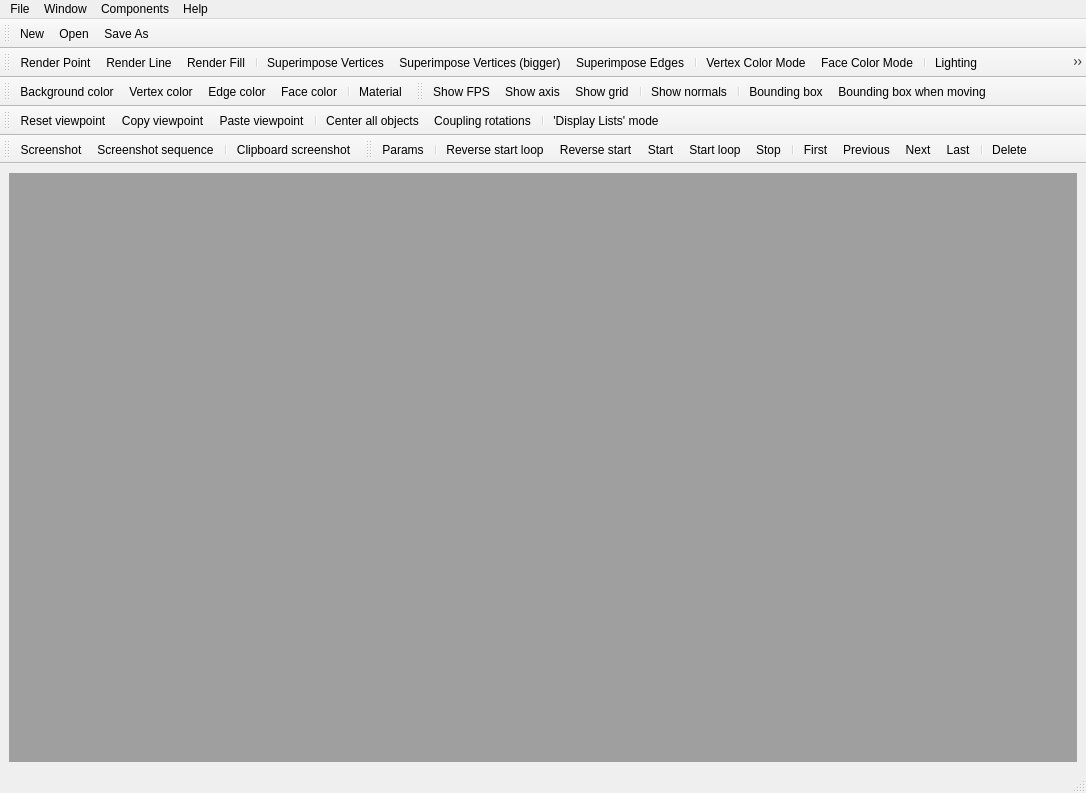
Old version of the form src/mepp/mainwindow.ui in the repository MEPP-team/MEPP.
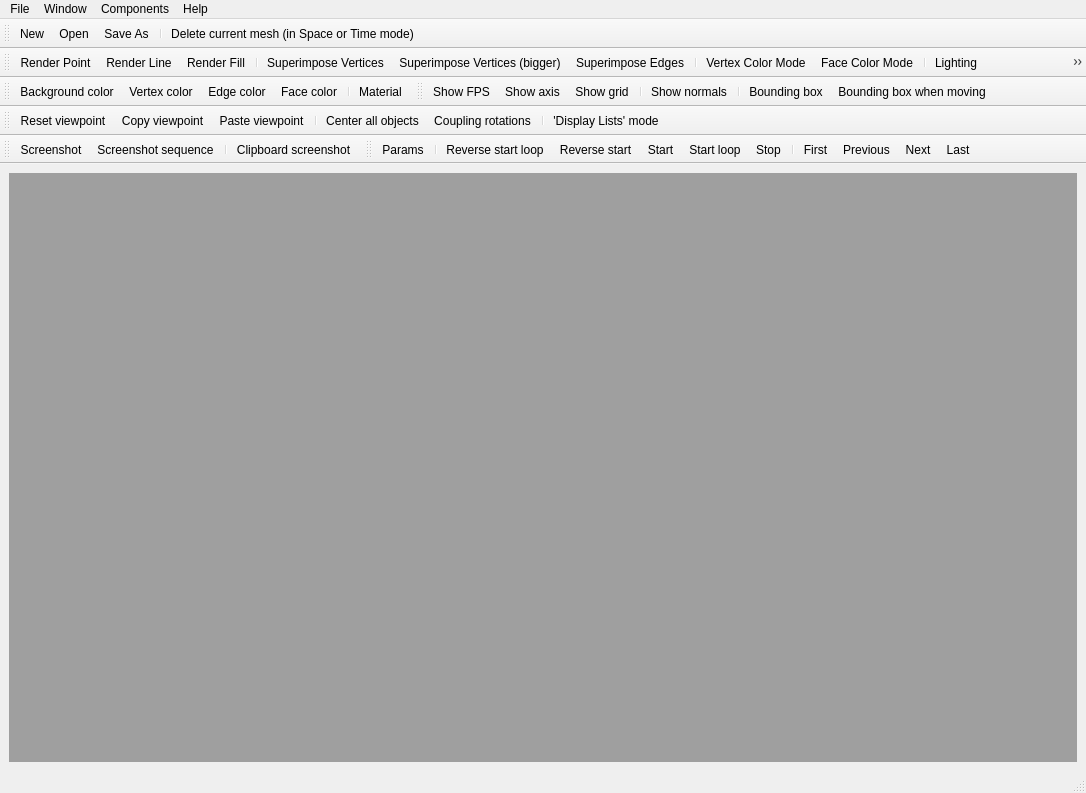
New version of the form. Icons and pictures are not drawn. Custom widgets are drawn as their Qt base class.

Commit message: v0.45.5 : autosave ini file (or not -> cf. mepp.ini) with last viewer created parameters - delete mesh is now possible in Space or Time mode

What changed in the file:
```diff
--- a/src/mepp/mainwindow.ui
+++ b/src/mepp/mainwindow.ui
@@ -164,6 +164,8 @@
    <addaction name="actionNew"/>
    <addaction name="actionOpen"/>
    <addaction name="actionSave_As"/>
+   <addaction name="separator"/>
+   <addaction name="actionDelete"/>
   </widget>
   <widget class="QToolBar" name="Toolbar_viewer">
    <property name="windowTitle">
@@ -284,8 +286,6 @@
    <addaction name="actionDynPrevious"/>
    <addaction name="actionDynNext"/>
    <addaction name="actionDynLast"/>
-   <addaction name="separator"/>
-   <addaction name="actionDynDelete"/>
   </widget>
   <action name="actionNew">
    <property name="icon">
@@ -605,13 +605,16 @@
     <string>Last</string>
    </property>
   </action>
-  <action name="actionDynDelete">
+  <action name="actionDelete">
    <property name="icon">
     <iconset resource="mepp.qrc">
      <normaloff>:/icons/Pictures/Icons/_Delete.png</normaloff>:/icons/Pictures/Icons/_Delete.png</iconset>
    </property>
    <property name="text">
-    <string>Delete</string>
+    <string>Delete current mesh (in Space or Time mode)</string>
+   </property>
+   <property name="toolTip">
+    <string>Delete current mesh (in Space or Time mode)</string>
    </property>
   </action>
   <action name="actionCouplingRotations">
```
The commit also changes 4 other files.
